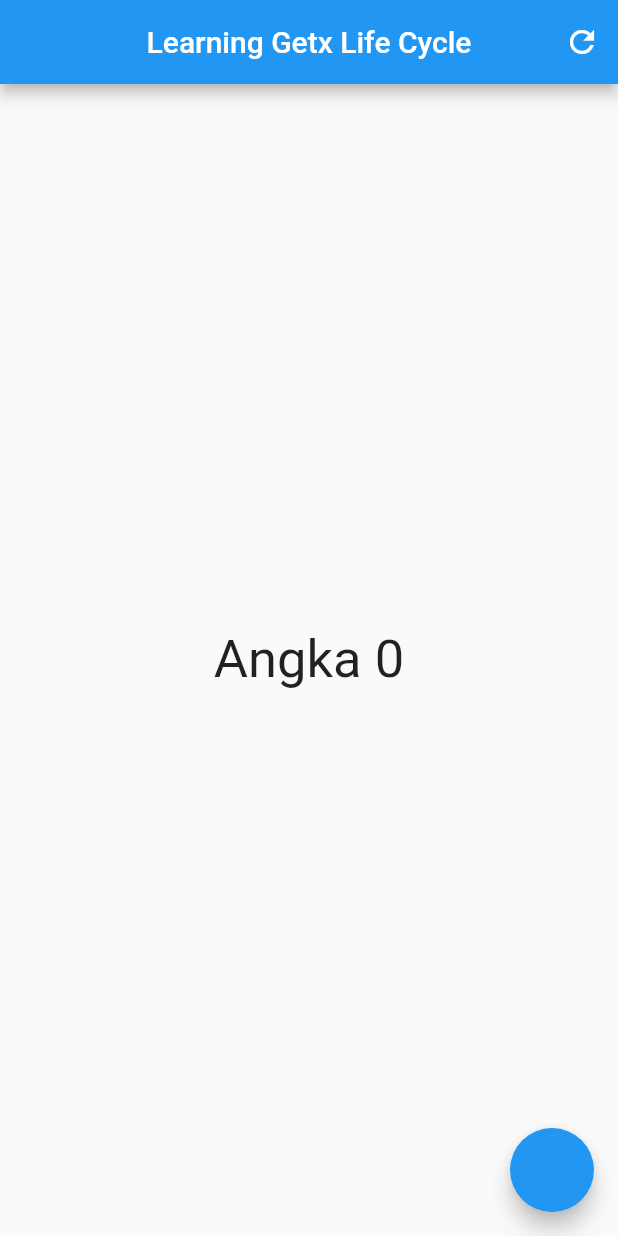
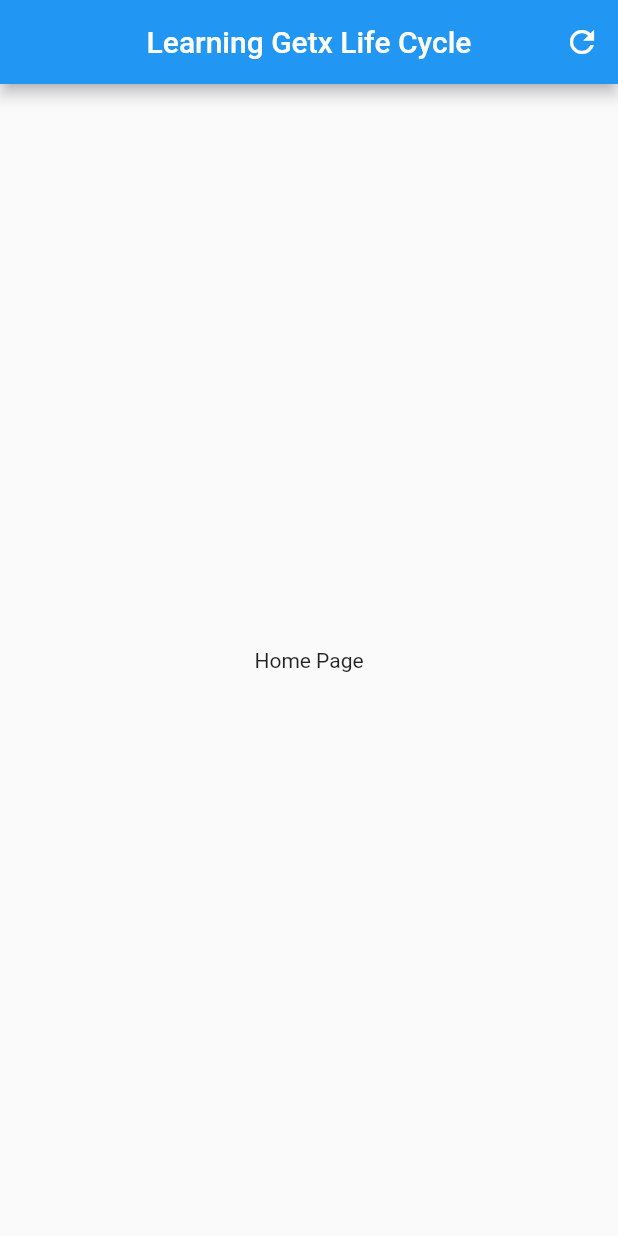
Before and after one commit to matuladaandi/belajar_getx_basic, a Flutter app: the screen it shows after launch, on a phone screen of 412 x 824 dp. Run offline on Flutter 3.47's test engine with Material 2 defaults, Android fonts, the phone set to English and light mode, and no system bars; our stand-ins replace get.

```diff
--- a/lib/main.dart
+++ b/lib/main.dart
@@ -12,7 +12,7 @@ class MyApp extends StatelessWidget {
 
   @override
   Widget build(BuildContext context) {
-    return MaterialApp(
+    return const GetMaterialApp(
       debugShowCheckedModeBanner: false,
       home: HomePage(),
     );
@@ -21,9 +21,7 @@ class MyApp extends StatelessWidget {
 
 // ignore: must_be_immutable
 class HomePage extends StatelessWidget {
-  HomePage({super.key});
-
-  final countC = Get.put(CounterController());
+  const HomePage({super.key});
 
   @override
   Widget build(BuildContext context) {
@@ -33,66 +31,38 @@ class HomePage extends StatelessWidget {
         centerTitle: true,
         actions: [
           IconButton(
-              onPressed: () => Navigator.of(context).pushReplacement(
-                    MaterialPageRoute(
-                      builder: (context) => const OtherPage(),
-                    ),
+              onPressed: () => Get.to(
+                    () => const TextPage(),
                   ),
               icon: const Icon(Icons.refresh))
         ],
       ),
       body: const Center(
-        child: CountWidget(),
-      ),
-      floatingActionButton: FloatingActionButton(
-        onPressed: () {
-          countC.add();
-        },
+        child: Text('Home Page'),
       ),
     );
   }
 }
 
-class CountWidget extends StatelessWidget {
-  const CountWidget({super.key});
+class TextPage extends StatelessWidget {
+  const TextPage({super.key});
 
   @override
   Widget build(BuildContext context) {
-    return GetBuilder<CounterController>(
-      // GetBuilder() pada GetX bisa melakukan/membuat apa yang dibuat menggunakan statefull
-      initState: (state) => "",
-      didChangeDependencies: (state) => "",
-      didUpdateWidget: (oldWidget, state) => print('diUpdate'),
-      dispose: (state) => print("dispose"),
-      builder: (c) => Text(
-        'Angka ${c.count}',
-        style: const TextStyle(fontSize: 35),
+    final textC = Get.put(TextController());
+
+    return Scaffold(
+      appBar: AppBar(
+        title: const Text('Text Page'),
+        centerTitle: true,
+      ),
+      body: TextField(
+        controller: textC.myC,
       ),
     );
   }
 }
 
-class OtherPage extends StatelessWidget {
-  const OtherPage({super.key});
-
-  @override
-  Widget build(BuildContext context) {
-    return Scaffold(
-      appBar: AppBar(
-        title: const Text('Other Page'),
-        centerTitle: true,
-      ),
-    );
-  }
+class TextController extends GetxController {
+  final myC = TextEditingController();
 }
-
-class TextController extends GetxController {}
-
-class CounterController extends GetxController {
-  var count = 0;
-
-  void add() {
-    count++;
-    update();
-  }
-}
```
